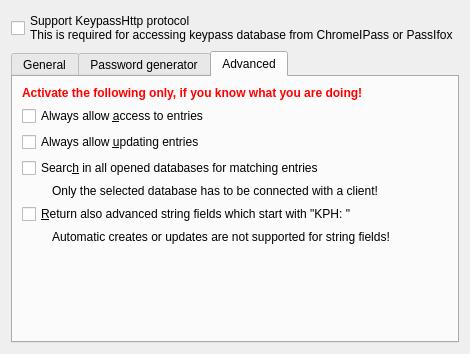
First picture: the form in src/http/OptionDialog.ui, repository neonman63/keepassx, before the edit.
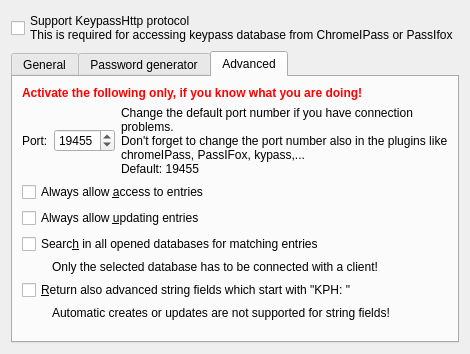
Second picture: the form after the edit. The open tabs and pages were chosen to show the change.

Commit message: Support changing the listening port

The edit to the form file:
```diff
--- a/src/http/OptionDialog.ui
+++ b/src/http/OptionDialog.ui
@@ -233,6 +233,60 @@
          </property>
         </widget>
        </item>
+       <item>
+        <layout class="QHBoxLayout" name="horizontalLayout_3">
+         <item>
+          <widget class="QLabel" name="label_4">
+           <property name="sizePolicy">
+            <sizepolicy hsizetype="Fixed" vsizetype="Preferred">
+             <horstretch>0</horstretch>
+             <verstretch>0</verstretch>
+            </sizepolicy>
+           </property>
+           <property name="text">
+            <string>Port:</string>
+           </property>
+          </widget>
+         </item>
+         <item>
+          <widget class="QSpinBox" name="httpPort">
+           <property name="sizePolicy">
+            <sizepolicy hsizetype="Preferred" vsizetype="Fixed">
+             <horstretch>0</horstretch>
+             <verstretch>0</verstretch>
+            </sizepolicy>
+           </property>
+           <property name="minimum">
+            <number>1025</number>
+           </property>
+           <property name="maximum">
+            <number>99999</number>
+           </property>
+           <property name="value">
+            <number>19455</number>
+           </property>
+          </widget>
+         </item>
+         <item>
+          <widget class="QLabel" name="label_6">
+           <property name="sizePolicy">
+            <sizepolicy hsizetype="Expanding" vsizetype="Preferred">
+             <horstretch>0</horstretch>
+             <verstretch>0</verstretch>
+            </sizepolicy>
+           </property>
+           <property name="text">
+            <string>Change the default port number if you have connection problems.
+Don't forget to change the port number also in the plugins like chromeIPass, PassIFox, kypass,...
+Default: 19455</string>
+           </property>
+           <property name="wordWrap">
+            <bool>true</bool>
+           </property>
+          </widget>
+         </item>
+        </layout>
+       </item>
        <item>
         <widget class="QCheckBox" name="alwaysAllowAccess">
          <property name="text">
```
Left out of the diff: 2 changed lines with no effect on the pictures. The commit also changes 7 other files.
